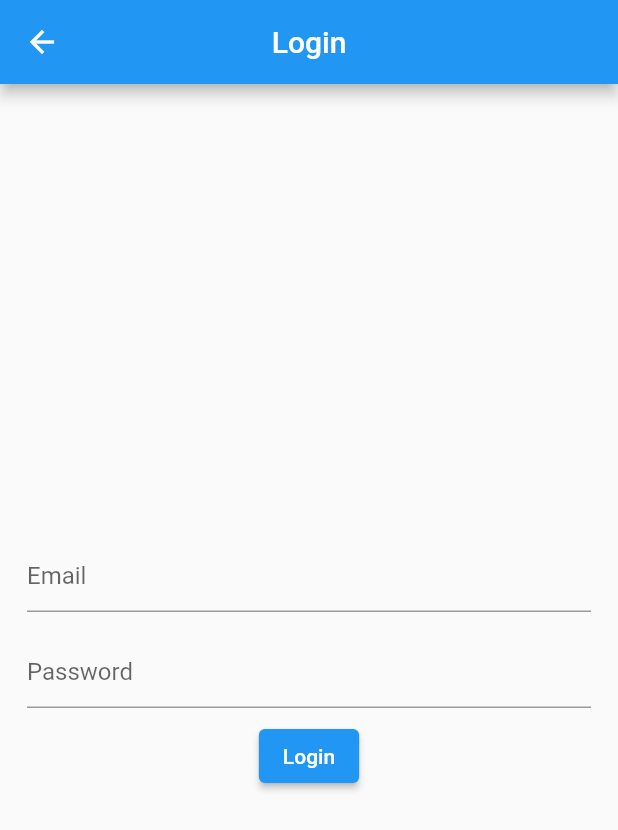
After one commit to mehroshkw/bytewise_fellowship_flutter, a Flutter app: the Login screen opened directly, after a tap on "Login", on a phone screen of 412 x 824 dp. The commit adds this screen. Shown: the top 830 px of the screen. Run offline on Flutter 3.47's test engine with Material 2 defaults, Android fonts, the phone set to English and light mode, and no system bars; our stand-ins replace dio, equatable, flutter_bloc; network calls fail.

Commit message:
working with bloc & provider

```diff
--- /dev/null
+++ b/week1/lib/provider_prectice/providers/loginprovider.dart
@@ -0,0 +1,38 @@
+import 'package:flutter/foundation.dart';
+import 'package:flutter/material.dart';
+import 'package:http/http.dart';
+import '../views/fav.dart';
+
+class LoginProvider extends ChangeNotifier {
+  bool _loading = false;
+  bool get loading => _loading;
+  setLoading(bool value) {
+    _loading = value;
+    notifyListeners();
+  }
+
+  void login(BuildContext context,String email, String pass) async {
+    try {
+      Response response =
+          await post(Uri.parse("https://reqres.in/api/login"), body: {
+        'email': email,
+        'password': pass,
+      });
+      if (response.statusCode == 200) {
+        print("Login Successful");
+        Navigator.push(
+          context,
+          MaterialPageRoute(builder: (context) => Favourite()),
+        );
+
+        setLoading(false);
+      } else {
+        print("Login Successful");
+        setLoading(false);
+      }
+    } catch (e) {
+      print(e.toString());
+      setLoading(false);
+    }
+  }
+}
--- /dev/null
+++ b/week1/lib/provider_prectice/views/login.dart
@@ -0,0 +1,70 @@
+import 'package:flutter/material.dart';
+import 'package:provider/provider.dart';
+import '../providers/loginprovider.dart';
+
+class Login extends StatefulWidget {
+  Login({Key? key}) : super(key: key);
+
+  @override
+  State<Login> createState() => _LoginState();
+}
+
+class _LoginState extends State<Login> {
+  TextEditingController emailC = TextEditingController();
+  TextEditingController passC = TextEditingController();
+  @override
+  Widget build(BuildContext context) {
+    final authprovider = Provider.of<LoginProvider>(context);
+
+    return Scaffold(
+      appBar: AppBar(
+        title: const Text("Login"),
+        centerTitle: true,
+      ),
+      body: Padding(
+        padding: const EdgeInsets.all(10.0),
+        child: Column(
+          mainAxisAlignment: MainAxisAlignment.center,
+          crossAxisAlignment: CrossAxisAlignment.center,
+          children: [
+            Padding(
+              padding: const EdgeInsets.all(8.0),
+              child: TextFormField(
+                controller: emailC,
+                decoration:InputDecoration(
+                  border:  UnderlineInputBorder(borderSide: BorderSide(
+                  color: Colors.black
+                )
+
+                  ),
+                   hintText: "Email",)
+                )
+            ),
+            Padding(
+              padding: const EdgeInsets.all(8.0),
+              child: TextFormField(
+                controller: passC,
+                decoration:InputDecoration(
+                  border:  UnderlineInputBorder(borderSide: BorderSide(
+                  color: Colors.black
+                )
+
+                  ),
+                   hintText: "Password",)
+                )
+
+              ),
+
+            ElevatedButton(
+                onPressed: () {
+                  authprovider.login(
+                    context,
+                      emailC.text.toString(), passC.text.toString());
+                },
+                child: authprovider.loading? CircularProgressIndicator() :Text("Login"))
+          ],
+        ),
+      ),
+    );
+  }
+}
--- a/week1/pubspec.yaml
+++ b/week1/pubspec.yaml
@@ -39,6 +39,9 @@ dependencies:
   connectivity: ^3.0.6
   equatable: ^2.0.5
   dio: ^5.0.3
+  provider: ^6.0.4
+  cached_network_image: ^3.2.2
+  http: ^0.13.5
 
 dev_dependencies:
   flutter_test:
```
Also changed, not shown: week1/lib/main.dart (+43 -1 lines), week1/lib/provider_prectice/providers/fav_provider.dart (added, +16 -0 lines), week1/lib/provider_prectice/views/fav.dart (added, +53 -0 lines), week1/lib/provider_prectice/views/myfav.dart (added, +51 -0 lines), week1/pubspec.lock, 1 other file.
